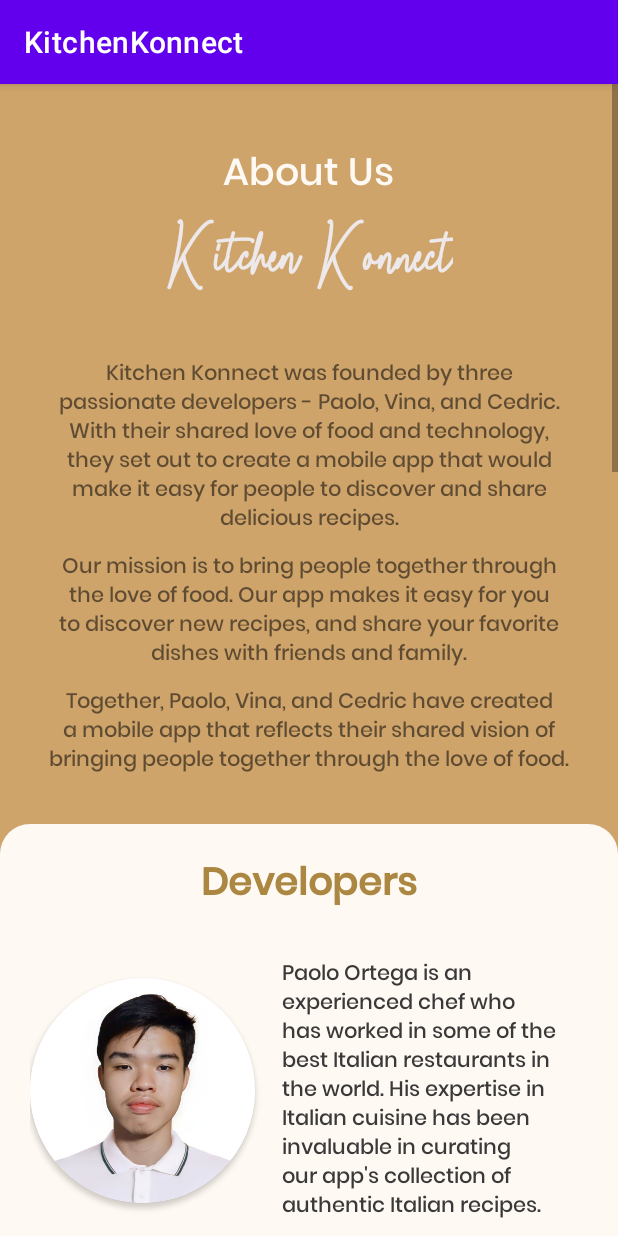
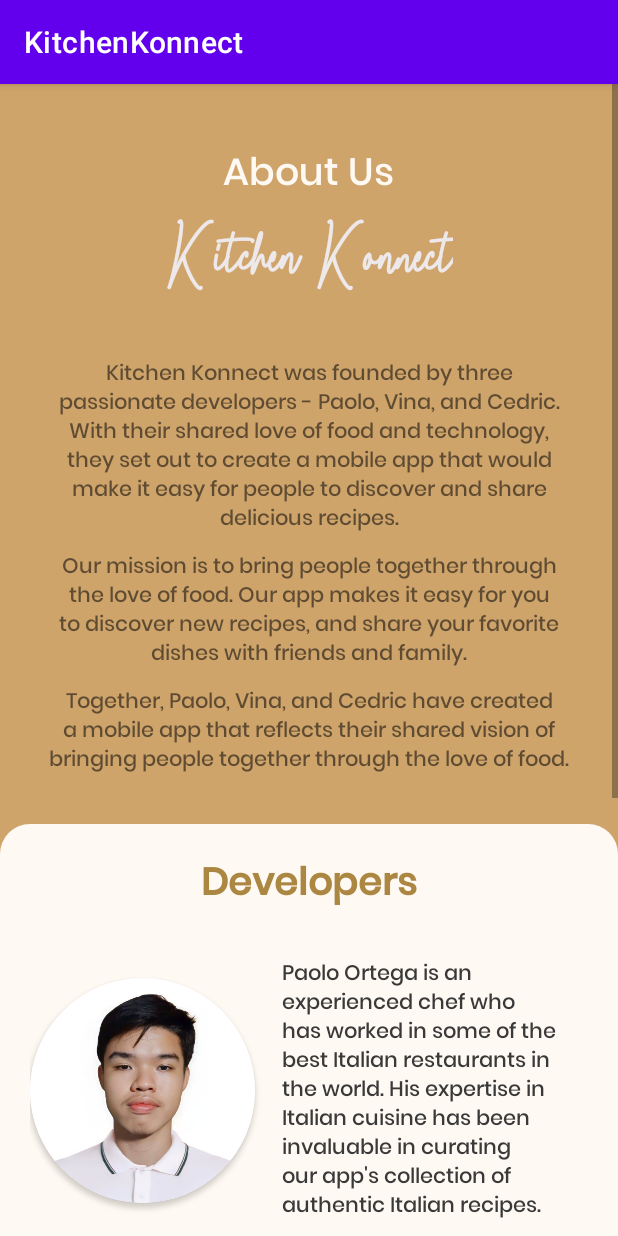
Before and after one commit to cedric882/kitchenkonnect, an Android app: the AboutUs screen opened directly, with no data from a screen before it, on a phone screen of 412 x 824 dp. Run offline under Robolectric (Android 15) with nearby library versions, the phone set to English and light mode, and no system bars.

Commit message:
i remove the unnecessary height in about us

```diff
--- a/app/src/main/res/layout/activity_about_us.xml
+++ b/app/src/main/res/layout/activity_about_us.xml
@@ -2,15 +2,15 @@
 <ScrollView xmlns:android="http://schemas.android.com/apk/res/android"
     xmlns:app="http://schemas.android.com/apk/res-auto"
     xmlns:tools="http://schemas.android.com/tools"
-    android:orientation="vertical"
     android:layout_width="match_parent"
     android:layout_height="wrap_content"
+    android:background="#CEA46B"
+    android:orientation="vertical"
     tools:context=".AboutUs">
 
     <LinearLayout
         android:layout_width="match_parent"
-        android:layout_height="match_parent"
-        android:background="@drawable/aboutusdeveloper"
+        android:layout_height="wrap_content"
         android:orientation="vertical">
 
 
@@ -31,8 +31,8 @@
             android:layout_gravity="center"
             android:fontFamily="@font/jonathan_signature"
             android:text="Kitchen Konnect"
+            android:textColor="#EDE8EA"
             android:textSize="41sp"
-            android:textColor="#EDE8EA"
             android:textStyle="bold" />
 
 
@@ -109,8 +109,8 @@
                     android:layout_marginStart="8dp"
                     android:fontFamily="@font/poppinsmedium"
                     android:padding="10dp"
-                    android:textColor="#393939"
-                    android:text="Paolo Ortega is an experienced chef who has worked in some of the best Italian restaurants in the world. His expertise in Italian cuisine has been invaluable in curating our app's collection of authentic Italian recipes." />
+                    android:text="Paolo Ortega is an experienced chef who has worked in some of the best Italian restaurants in the world. His expertise in Italian cuisine has been invaluable in curating our app's collection of authentic Italian recipes."
+                    android:textColor="#393939" />
             </LinearLayout>
 
             <LinearLayout
@@ -137,8 +137,8 @@
                     android:layout_marginStart="8dp"
                     android:fontFamily="@font/poppinsmedium"
                     android:padding="10dp"
-                    android:textColor="#393939"
-                    android:text="Vina De Guzman is a food blogger and photographer who has a keen eye for visual design. She has been instrumental in creating the app's user-friendly interface and making sure that the recipes are presented in a visually appealing way." />
+                    android:text="Vina De Guzman is a food blogger and photographer who has a keen eye for visual design. She has been instrumental in creating the app's user-friendly interface and making sure that the recipes are presented in a visually appealing way."
+                    android:textColor="#393939" />
             </LinearLayout>
 
             <LinearLayout
@@ -165,8 +165,8 @@
                     android:layout_marginStart="8dp"
                     android:fontFamily="@font/poppinsmedium"
                     android:padding="10dp"
-                    android:textColor="#393939"
-                    android:text="Cedric Pangan is a software engineer with a passion for developing mobile apps. He has been responsible for designing and building the app's architecture, ensuring that it is secure, fast, and reliable." />
+                    android:text="Cedric Pangan is a software engineer with a passion for developing mobile apps. He has been responsible for designing and building the app's architecture, ensuring that it is secure, fast, and reliable."
+                    android:textColor="#393939" />
             </LinearLayout>
 
         </LinearLayout>
```
